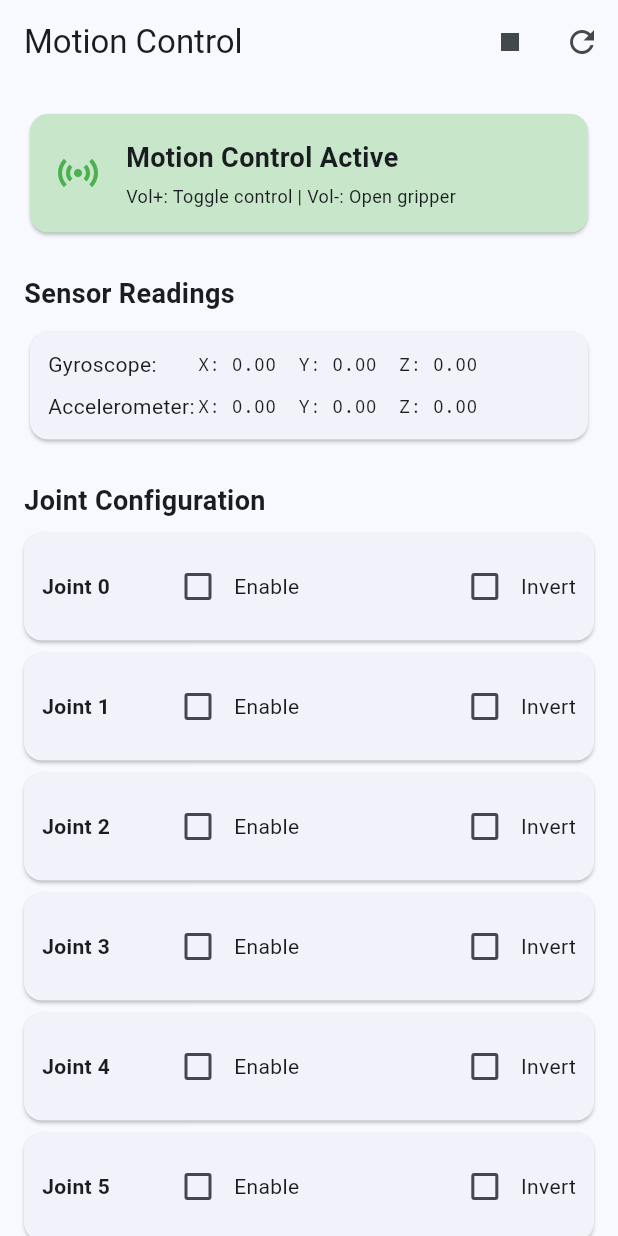
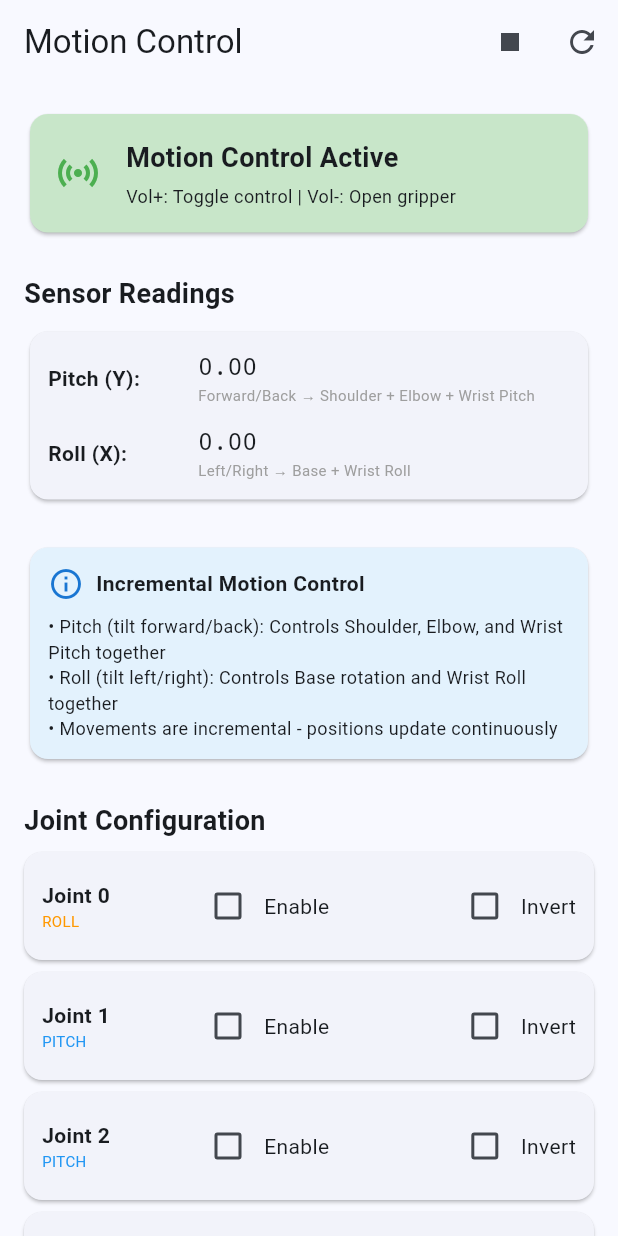
Before and after one commit to EugeniyKozhanov/barm, a Flutter app: the MotionControlScreen screen opened directly, after a tap on the "play arrow" icon, on a phone screen of 412 x 824 dp. Run offline on Flutter 3.47's test engine with Material 3 defaults, Android fonts, the phone set to English and light mode, and no system bars; our stand-ins replace flutter_blue_plus, permission_handler, sensors_plus, shared_preferences; accounts and stored records are empty.

Commit message:
First try of pitch and roll

```diff
--- a/flattep_app/barm_control/lib/screens/motion_control_screen.dart
+++ b/flattep_app/barm_control/lib/screens/motion_control_screen.dart
@@ -119,60 +119,82 @@ class _MotionControlScreenState extends State<MotionControlScreen> {
     final bleService = Provider.of<ArmBleService>(context, listen: false);
     if (!bleService.isConnected) return;
 
-    // Calculate new positions based on sensor data
+    // Calculate pitch and roll from accelerometer
+    // Pitch: rotation around X axis (forward/backward tilt)
+    // Roll: rotation around Y axis (left/right tilt)
+    double pitch = _accelY; // Forward/backward tilt
+    double roll = _accelX;  // Left/right tilt
+
+    // Calculate incremental changes
     List<int> newPositions = List.from(_basePositions);
+    bool hasMovement = false;
 
-    // Map gyroscope to joint movements
-    // Gyro X -> Joint 0 (base rotation)
-    if (_jointEnabled[0]) {
-      double delta = _gyroZ * 100; // Scale factor
-      if (delta.abs() > _gyroThreshold) {
-        newPositions[0] = (_basePositions[0] + (delta * (_jointInverted[0] ? -1 : 1)).toInt())
+    // PITCH affects: Shoulder (Joint 1), Elbow (Joint 2), Wrist Pitch (Joint 4)
+    // Only move if pitch exceeds threshold, otherwise hold position
+    if (pitch.abs() > _accelThreshold) {
+      int pitchDelta = (pitch * 20).toInt(); // Scale factor for smooth movement
+
+      if (_jointEnabled[1]) { // Shoulder
+        newPositions[1] = (_basePositions[1] + pitchDelta * (_jointInverted[1] ? -1 : 1))
             .clamp(0, 4095);
+        hasMovement = true;
+      }
+
+      if (_jointEnabled[2]) { // Elbow
+        newPositions[2] = (_basePositions[2] + pitchDelta * (_jointInverted[2] ? -1 : 1))
+            .clamp(0, 4095);
+        hasMovement = true;
+      }
+
+      if (_jointEnabled[4]) { // Wrist Pitch
+        newPositions[4] = (_basePositions[4] + pitchDelta * (_jointInverted[4] ? -1 : 1))
+            .clamp(0, 4095);
+        hasMovement = true;
       }
     }
+    // If pitch is below threshold, keep current positions (no movement for pitch joints)
 
-    // Gyro Y -> Joint 1 (shoulder)
-    if (_jointEnabled[1]) {
-      double delta = _gyroY * 100;
-      if (delta.abs() > _gyroThreshold) {
-        newPositions[1] = (_basePositions[1] + (delta * (_jointInverted[1] ? -1 : 1)).toInt())
+    // ROLL affects: Base (Joint 0), Wrist Roll (Joint 3)
+    // Only move if roll exceeds threshold, otherwise hold position
+    if (roll.abs() > _accelThreshold) {
+      int rollDelta = (roll * 20).toInt(); // Scale factor for smooth movement
+
+      if (_jointEnabled[0]) { // Base rotation
+        newPositions[0] = (_basePositions[0] + rollDelta * (_jointInverted[0] ? -1 : 1))
             .clamp(0, 4095);
+        hasMovement = true;
+      }
+
+      if (_jointEnabled[3]) { // Wrist roll
+        newPositions[3] = (_basePositions[3] + rollDelta * (_jointInverted[3] ? -1 : 1))
+            .clamp(0, 4095);
+        hasMovement = true;
       }
     }
+    // If roll is below threshold, keep current positions (no movement for roll joints)
 
-    // Gyro X -> Joint 2 (elbow)
-    if (_jointEnabled[2]) {
-      double delta = _gyroX * 100;
-      if (delta.abs() > _gyroThreshold) {
-        newPositions[2] = (_basePositions[2] + (delta * (_jointInverted[2] ? -1 : 1)).toInt())
-            .clamp(0, 4095);
-      }
+    // Update base positions incrementally only for joints that moved
+    if (hasMovement) {
+      // Only update base positions for enabled joints that had movement
+      if (pitch.abs() > _accelThreshold) {
+        if (_jointEnabled[1]) _basePositions[1] = newPositions[1];
+        if (_jointEnabled[2]) _basePositions[2] = newPositions[2];
+        if (_jointEnabled[4]) _basePositions[4] = newPositions[4];
       }
 
-    // Accel for remaining joints
-    if (_jointEnabled[3]) {
-      double delta = _accelX * 50;
-      if (delta.abs() > _accelThreshold) {
-        newPositions[3] = (_basePositions[3] + (delta * (_jointInverted[3] ? -1 : 1)).toInt())
-            .clamp(0, 4095);
-      }
+      if (roll.abs() > _accelThreshold) {
+        if (_jointEnabled[0]) _basePositions[0] = newPositions[0];
+        if (_jointEnabled[3]) _basePositions[3] = newPositions[3];
       }
 
-    if (_jointEnabled[4]) {
-      double delta = _accelY * 50;
-      if (delta.abs() > _accelThreshold) {
-        newPositions[4] = (_basePositions[4] + (delta * (_jointInverted[4] ? -1 : 1)).toInt())
-            .clamp(0, 4095);
-      }
-    }
-
-    // Send command
+      // Send command only if there was actual movement
       bleService.setAllJoints(
         ArmPosition(newPositions),
         speed: 2000,
         time: 100,
       );
+    }
+    // When phone is horizontal (below threshold), no commands are sent = arm stops
   }
 
   void _openGripper() {
@@ -266,26 +288,82 @@ class _MotionControlScreenState extends State<MotionControlScreen> {
                   children: [
                     Row(
                       children: [
-                        const SizedBox(width: 100, child: Text('Gyroscope:')),
+                        const SizedBox(width: 100, child: Text('Pitch (Y):', style: TextStyle(fontWeight: FontWeight.bold))),
                         Expanded(
-                          child: Text(
-                            'X: ${_gyroX.toStringAsFixed(2)}  Y: ${_gyroY.toStringAsFixed(2)}  Z: ${_gyroZ.toStringAsFixed(2)}',
-                            style: const TextStyle(fontFamily: 'monospace', fontSize: 12),
+                          child: Column(
+                            crossAxisAlignment: CrossAxisAlignment.start,
+                            children: [
+                              Text(
+                                _accelY.toStringAsFixed(2),
+                                style: const TextStyle(fontFamily: 'monospace', fontSize: 16),
+                              ),
+                              const Text(
+                                'Forward/Back → Shoulder + Elbow + Wrist Pitch',
+                                style: TextStyle(fontSize: 10, color: Colors.grey),
+                              ),
+                            ],
                           ),
                         ),
                       ],
                     ),
-                    const SizedBox(height: 8),
+                    const SizedBox(height: 12),
                     Row(
                       children: [
-                        const SizedBox(width: 100, child: Text('Accelerometer:')),
+                        const SizedBox(width: 100, child: Text('Roll (X):', style: TextStyle(fontWeight: FontWeight.bold))),
                         Expanded(
-                          child: Text(
-                            'X: ${_accelX.toStringAsFixed(2)}  Y: ${_accelY.toStringAsFixed(2)}  Z: ${_accelZ.toStringAsFixed(2)}',
-                            style: const TextStyle(fontFamily: 'monospace', fontSize: 12),
+                          child: Column(
+                            crossAxisAlignment: CrossAxisAlignment.start,
+                            children: [
+                              Text(
+                                _accelX.toStringAsFixed(2),
+                                style: const TextStyle(fontFamily: 'monospace', fontSize: 16),
+                              ),
+                              const Text(
+                                'Left/Right → Base + Wrist Roll',
+                                style: TextStyle(fontSize: 10, color: Colors.grey),
+                              ),
+                            ],
                           ),
                         ),
                       ],
+                    ),
+                  ],
+                ),
+              ),
+            ),
+
+            const SizedBox(height: 24),
+
+            // Motion mapping explanation
+            Card(
+              color: Colors.blue.shade50,
+              child: Padding(
+                padding: const EdgeInsets.all(12),
+                child: Column(
+                  crossAxisAlignment: CrossAxisAlignment.start,
+                  children: [
+                    Row(
+                      children: [
+                        Icon(Icons.info_outline, color: Colors.blue.shade700),
+                        const SizedBox(width: 8),
+                        const Text(
+                          'Incremental Motion Control',
+                          style: TextStyle(fontWeight: FontWeight.bold, fontSize: 14),
+                        ),
+                      ],
+                    ),
+                    const SizedBox(height: 8),
+                    const Text(
+                      '• Pitch (tilt forward/back): Controls Shoulder, Elbow, and Wrist Pitch together',
+                      style: TextStyle(fontSize: 12),
+                    ),
+                    const Text(
+                      '• Roll (tilt left/right): Controls Base rotation and Wrist Roll together',
+                      style: TextStyle(fontSize: 12),
+                    ),
+                    const Text(
+                      '• Movements are incremental - positions update continuously',
+                      style: TextStyle(fontSize: 12),
                     ),
                   ],
                 ),
@@ -299,6 +377,16 @@ class _MotionControlScreenState extends State<MotionControlScreen> {
             const SizedBox(height: 8),
 
             ...List.generate(6, (index) {
+              // Determine which motion controls this joint
+              String motionType = '';
+              if (index == 0 || index == 3) {
+                motionType = 'ROLL';
+              } else if (index == 1 || index == 2 || index == 4) {
+                motionType = 'PITCH';
+              } else if (index == 5) {
+                motionType = 'GRIPPER';
+              }
+
               return Card(
                 margin: const EdgeInsets.only(bottom: 8),
                 child: Padding(
@@ -306,10 +394,23 @@ class _MotionControlScreenState extends State<MotionControlScreen> {
                   child: Row(
                     children: [
                       SizedBox(
-                        width: 80,
-                        child: Text(
+                        width: 100,
+                        child: Column(
+                          crossAxisAlignment: CrossAxisAlignment.start,
+                          children: [
+                            Text(
                               'Joint $index',
                               style: const TextStyle(fontWeight: FontWeight.bold),
+                            ),
+                            Text(
+                              motionType,
+                              style: TextStyle(
+                                fontSize: 10,
+                                color: motionType == 'ROLL' ? Colors.orange :
+                                       motionType == 'PITCH' ? Colors.blue : Colors.grey,
+                              ),
+                            ),
+                          ],
                         ),
                       ),
                       Expanded(
```
Lines whose indentation alone changed are shown as unchanged.
